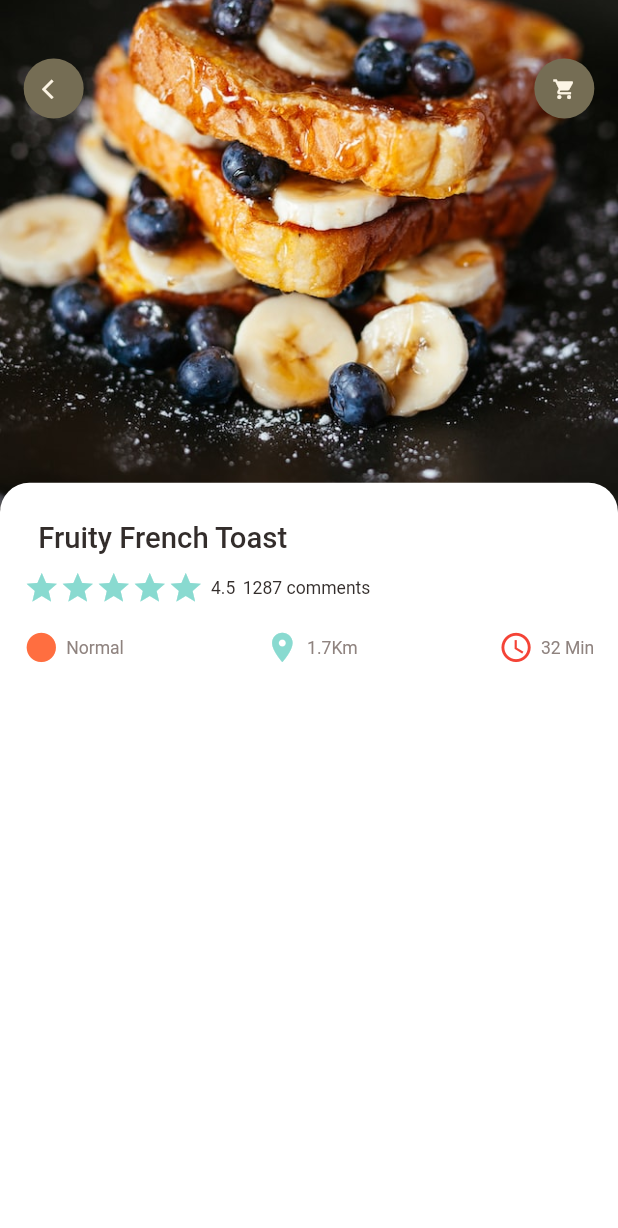
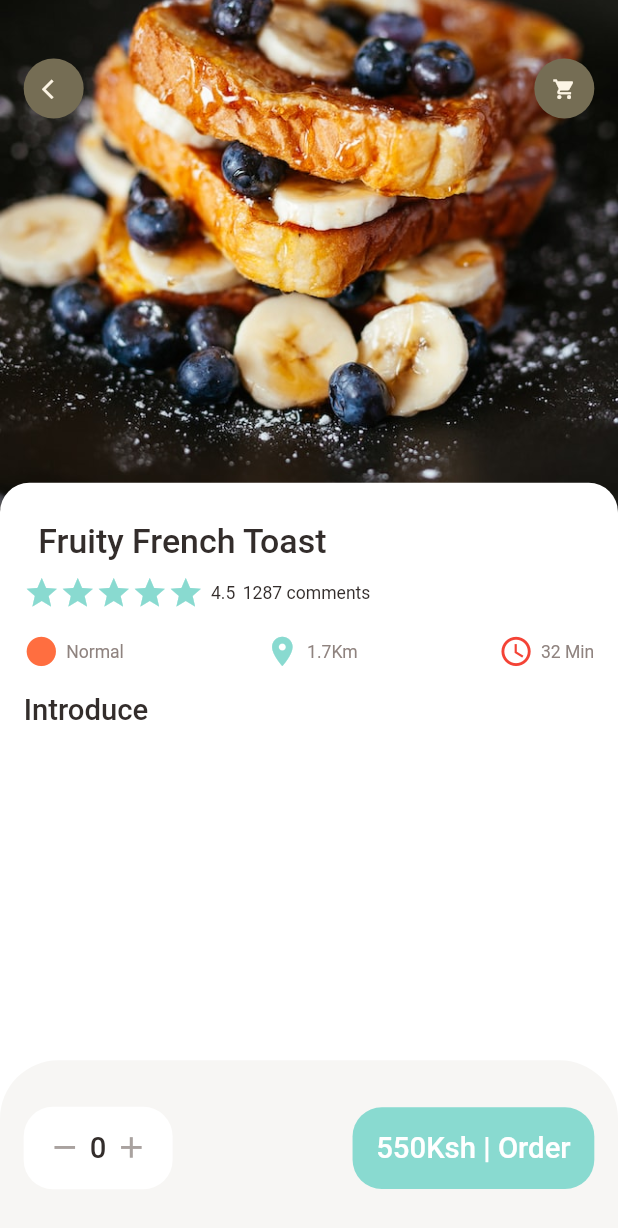
Before and after one commit to Calvin-Ngugi/food-delivery-app, a Flutter app: the screen it shows after launch, on a phone screen of 412 x 824 dp. Shown: the top 1228 px of the screen. Run offline on Flutter 3.47's test engine with Material 2 defaults, Android fonts, the phone set to English and light mode, and no system bars; our stand-ins replace dots_indicator, get.

Commit message:
:art: Making app column reusable and adding bottom bar

```diff
--- a/lib/pages/food/popular_food_detail.dart
+++ b/lib/pages/food/popular_food_detail.dart
@@ -1,10 +1,9 @@
 import 'package:flutter/material.dart';
 import 'package:food_delivery/utils/colors.dart';
 import 'package:food_delivery/utils/dimensions.dart';
+import 'package:food_delivery/widgets/app_column.dart';
 import 'package:food_delivery/widgets/app_icon.dart';
 import 'package:food_delivery/widgets/big_text.dart';
-import 'package:food_delivery/widgets/icon_and_text_widget.dart';
-import 'package:food_delivery/widgets/small_text.dart';
 
 class PopularFoodDetail extends StatelessWidget {
   const PopularFoodDetail({Key? key}) : super(key: key);
@@ -12,6 +11,7 @@ class PopularFoodDetail extends StatelessWidget {
   @override
   Widget build(BuildContext context) {
     return Scaffold(
+      backgroundColor: Colors.white,
       body: Stack(
         children: [
           Positioned(
@@ -20,7 +20,7 @@ class PopularFoodDetail extends StatelessWidget {
             child: Container(
               width: double.maxFinite,
               height: Dimensions.popularFoodImgSize,
-              decoration: BoxDecoration(
+              decoration: const BoxDecoration(
                 image: DecorationImage(
                   fit: BoxFit.cover,
                   image: AssetImage(
@@ -58,54 +58,52 @@ class PopularFoodDetail extends StatelessWidget {
               child: Column(
                 crossAxisAlignment: CrossAxisAlignment.start,
                 children: [
-                  Container(
-                      padding: EdgeInsets.only(
-                          left: Dimensions.width10, top: Dimensions.height10),
-                      child: BigText(text: 'Fruity French Toast')),
-                  SizedBox(height: Dimensions.height10),
-                  Row(
-                    children: [
-                      Wrap(
-                        children: List.generate(
-                            5,
-                                (index) => Icon(
-                              Icons.star,
-                              color: AppColors.mainColor,
-                            )),
-                      ),
-                      SizedBox(width: Dimensions.width5),
-                      SmallText(text: '4.5'),
-                      SizedBox(width: Dimensions.width5),
-                      SmallText(text: '1287 comments'),
-                    ],
-                  ),
-                  SizedBox(height: Dimensions.height20),
-                  Row(
-                    mainAxisAlignment: MainAxisAlignment.spaceBetween,
-                    children: [
-                      IconAndTextWidget(
-                          icon: Icons.circle,
-                          iconColor: Colors.deepOrangeAccent,
-                          color: AppColors.paraColor,
-                          text: 'Normal'),
-                      IconAndTextWidget(
-                          icon: Icons.location_on,
-                          iconColor: AppColors.mainColor,
-                          color: AppColors.paraColor,
-                          text: '1.7Km'),
-                      IconAndTextWidget(
-                          icon: Icons.watch_later_outlined,
-                          iconColor: Colors.red,
-                          color: AppColors.paraColor,
-                          text: '32 Min'),
-                    ],
-                  )
+                  AppColumn(text: "Fruity French Toast",),
+                  SizedBox(height: Dimensions.height20,),
+                  BigText(text: "Introduce"),
                 ],
               ),
             ),
           ),
         ],
       ),
+      bottomNavigationBar: Container(
+        height: Dimensions.bottomHeightBar,
+        padding: EdgeInsets.fromLTRB(Dimensions.width20, Dimensions.height30, Dimensions.width20, Dimensions.height30),
+        decoration: BoxDecoration(
+          borderRadius: BorderRadius.only(topLeft: Radius.circular(Dimensions.radius20*2), topRight: Radius.circular(Dimensions.radius20*2)),
+          color: AppColors.buttonBackgroundColor
+        ),
+        child: Row(
+          mainAxisAlignment: MainAxisAlignment.spaceBetween,
+          children: [
+            Container(
+              padding: EdgeInsets.fromLTRB(Dimensions.width20, Dimensions.height20, Dimensions.width20, Dimensions.height20),
+              decoration: BoxDecoration(
+                borderRadius: BorderRadius.circular(Dimensions.radius20),
+                color: Colors.white,
+              ),
+              child: Row(
+                children: [
+                  Icon(Icons.remove, color: AppColors.signColor, size: Dimensions.iconSize24,),
+                  SizedBox(width: Dimensions.width5,),
+                  BigText(text: '0'),
+                  SizedBox(width: Dimensions.width5,),
+                  Icon(Icons.add, color: AppColors.signColor, size: Dimensions.iconSize24,),
+                ],
+              ),
+            ),
+            Container(
+              padding: EdgeInsets.fromLTRB(Dimensions.width20, Dimensions.height20, Dimensions.width20, Dimensions.height20),
+              decoration: BoxDecoration(
+                borderRadius: BorderRadius.circular(Dimensions.radius20),
+                color: AppColors.mainColor
+              ),
+              child: BigText(text: "550Ksh | Order", color: Colors.white,),
+            )
+          ],
+        ),
+      ),
     );
   }
 }
--- a/lib/utils/dimensions.dart
+++ b/lib/utils/dimensions.dart
@@ -25,6 +25,7 @@ class Dimensions{
   static double width10 = screenHeight/84.4;
   static double width5 = screenHeight/168.8;
   //font
+  static double font26 = screenHeight/36.46;
   static double font20 = screenHeight/42.2;
   static double font12 = screenHeight/70.3;
   //radius
@@ -39,4 +40,6 @@ class Dimensions{
   static double listViewTextContSize = screenWidth/3.9;
   //popular food
   static double popularFoodImgSize = screenHeight/2.41;
+  //bottom height
+  static double bottomHeightBar = screenHeight/7.03;
 }
--- /dev/null
+++ b/lib/widgets/app_column.dart
@@ -0,0 +1,62 @@
+import 'package:flutter/material.dart';
+import 'package:food_delivery/utils/colors.dart';
+import 'package:food_delivery/utils/dimensions.dart';
+import 'package:food_delivery/widgets/big_text.dart';
+import 'package:food_delivery/widgets/icon_and_text_widget.dart';
+import 'package:food_delivery/widgets/small_text.dart';
+
+class AppColumn extends StatelessWidget {
+  final String text;
+  const AppColumn({Key? key, required this.text}) : super(key: key);
+
+  @override
+  Widget build(BuildContext context) {
+    return Column(
+      crossAxisAlignment: CrossAxisAlignment.start,
+      children: [
+        Container(
+            padding: EdgeInsets.only(
+                left: Dimensions.width10, top: Dimensions.height10),
+            child: BigText(text: text, size: Dimensions.font26,)),
+        SizedBox(height: Dimensions.height10),
+        Row(
+          children: [
+            Wrap(
+              children: List.generate(
+                  5,
+                      (index) => Icon(
+                    Icons.star,
+                    color: AppColors.mainColor,
+                  )),
+            ),
+            SizedBox(width: Dimensions.width5),
+            SmallText(text: '4.5'),
+            SizedBox(width: Dimensions.width5),
+            SmallText(text: '1287 comments'),
+          ],
+        ),
+        SizedBox(height: Dimensions.height20),
+        Row(
+          mainAxisAlignment: MainAxisAlignment.spaceBetween,
+          children: [
+            IconAndTextWidget(
+                icon: Icons.circle,
+                iconColor: Colors.deepOrangeAccent,
+                color: AppColors.paraColor,
+                text: 'Normal'),
+            IconAndTextWidget(
+                icon: Icons.location_on,
+                iconColor: AppColors.mainColor,
+                color: AppColors.paraColor,
+                text: '1.7Km'),
+            IconAndTextWidget(
+                icon: Icons.watch_later_outlined,
+                iconColor: Colors.red,
+                color: AppColors.paraColor,
+                text: '32 Min'),
+          ],
+        ),
+      ],
+    );
+  }
+}
```
Also changed, not shown: lib/pages/home/food_page_body.dart (+2 -47 lines).
